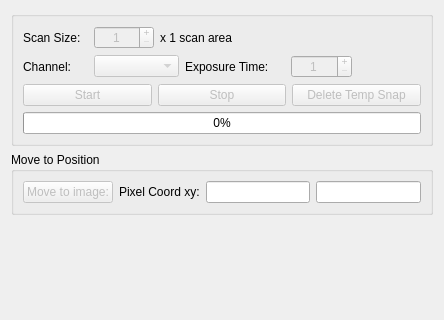
Qt form micromanager_gui/explore_sample.ui (pymmcore-plus/napari-micromanager) before a commit; both pictures show x 0 to 444 and y 0 to 320 of the 444 by 472 pixel window.
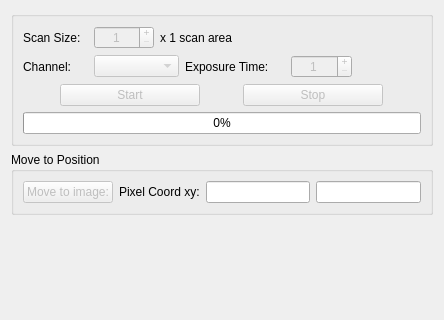
The same form after that commit.

Commit message: update explore sample

```diff
--- a/micromanager_gui/explore_sample.ui
+++ b/micromanager_gui/explore_sample.ui
@@ -272,34 +272,6 @@
           </property>
          </widget>
         </item>
-        <item row="0" column="2">
-         <widget class="QPushButton" name="delete_snap_Button">
-          <property name="enabled">
-           <bool>false</bool>
-          </property>
-          <property name="sizePolicy">
-           <sizepolicy hsizetype="Fixed" vsizetype="Fixed">
-            <horstretch>0</horstretch>
-            <verstretch>0</verstretch>
-           </sizepolicy>
-          </property>
-          <property name="minimumSize">
-           <size>
-            <width>100</width>
-            <height>0</height>
-           </size>
-          </property>
-          <property name="maximumSize">
-           <size>
-            <width>140</width>
-            <height>16777215</height>
-           </size>
-          </property>
-          <property name="text">
-           <string>Delete Temp Snap</string>
-          </property>
-         </widget>
-        </item>
        </layout>
       </item>
       <item row="3" column="0">
```
The commit also changes 1 other file.
